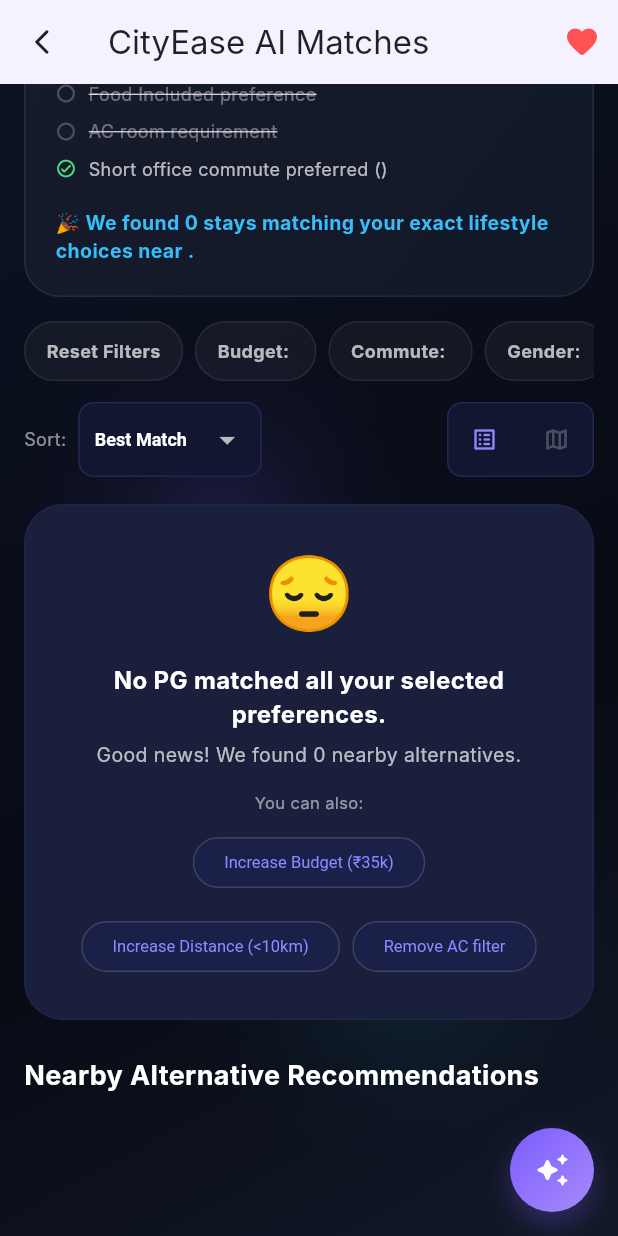
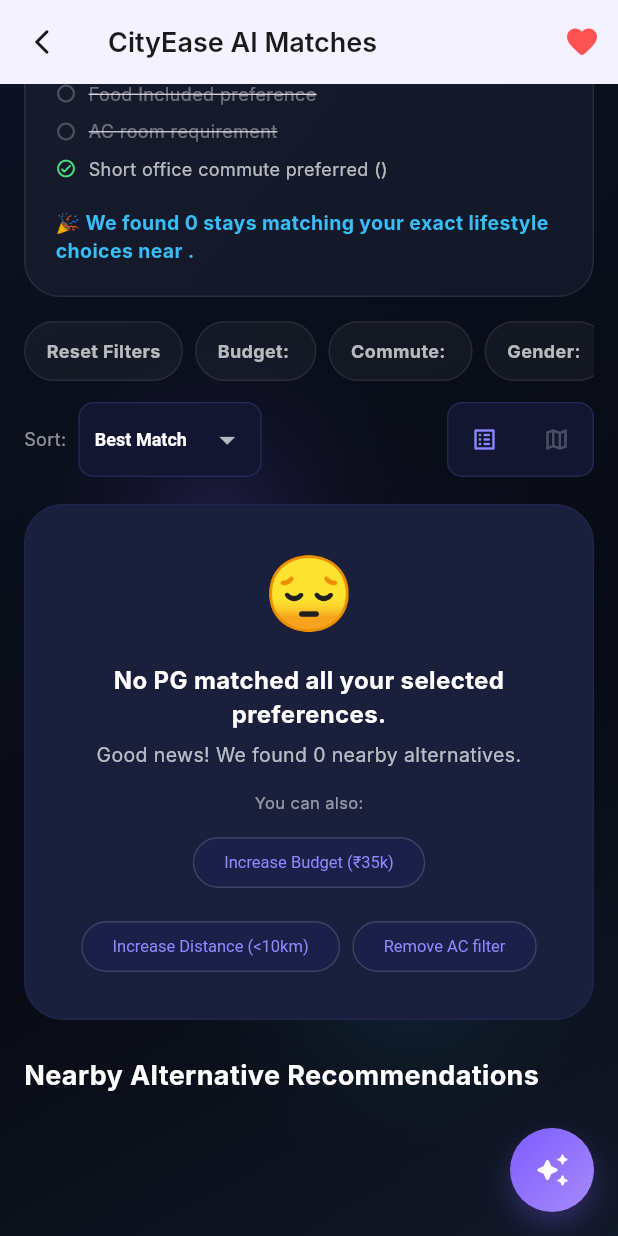
Before and after one commit to Mxnsii/CityEase, a Flutter app: the ResultsScreen screen opened directly with empty values, scrolled down 746 dp, on a phone screen of 412 x 824 dp. Run offline on Flutter 3.47's test engine with Material 3 defaults, Android fonts, the phone set to English and light mode, and no system bars; our stand-ins replace flutter_map, google_maps_flutter, latlong2, shared_preferences; missing offline and left inert: google_place; accounts and stored records are empty; network calls fail; Roboto replaces fonts that are missing (Inter); statements that could not run were skipped.

Commit message:
style: improve app bar contrast on details and results screen with dark w600 foreground elements

```diff
--- a/lib/screens/results_screen.dart
+++ b/lib/screens/results_screen.dart
@@ -1792,8 +1792,15 @@
       appBar: AppBar(
         elevation: 0,
         backgroundColor: Colors.white,
-        title: const Text('CityEase AI Matches'), // 20. Human wording
-        foregroundColor: Colors.black87,
+        title: const Text(
+          'CityEase AI Matches',
+          style: TextStyle(
+            color: Color(0xFF1A1A1A),
+            fontWeight: FontWeight.w600,
+            fontSize: 18,
+          ),
+        ),
+        foregroundColor: const Color(0xFF1A1A1A),
         leading: IconButton(
           icon: const Icon(Icons.arrow_back_ios_new_rounded, size: 20),
           onPressed: () => Navigator.of(context).pop(false),
```
Also changed, not shown: lib/screens/pg_details_screen.dart (+10 -3 lines).
